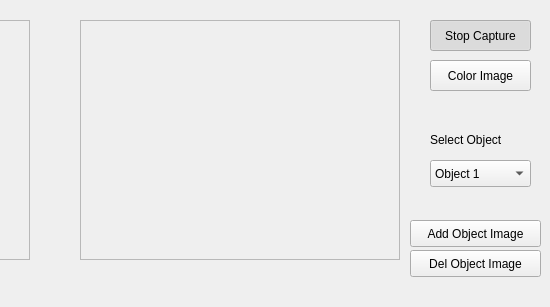
The window that P3/mainwindow.ui (JesusCHA/VA) describes before a commit, drawn with Qt 5; both pictures show x 310 to 860 and y 0 to 307 of the 860 by 307 pixel window.
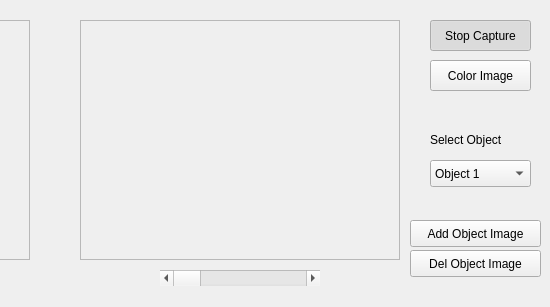
The same window after the commit.

Commit message: interfaz chula pirula2

Diff of the .ui file:
```diff
--- a/P3/mainwindow.ui
+++ b/P3/mainwindow.ui
@@ -147,6 +147,19 @@
     <string>Del Object Image</string>
    </property>
   </widget>
+  <widget class="QScrollBar" name="horizontalScrollBar">
+   <property name="geometry">
+    <rect>
+     <x>470</x>
+     <y>270</y>
+     <width>160</width>
+     <height>16</height>
+    </rect>
+   </property>
+   <property name="orientation">
+    <enum>Qt::Horizontal</enum>
+   </property>
+  </widget>
  </widget>
  <resources/>
  <connections/>
```
The commit also changes 1 other file.
